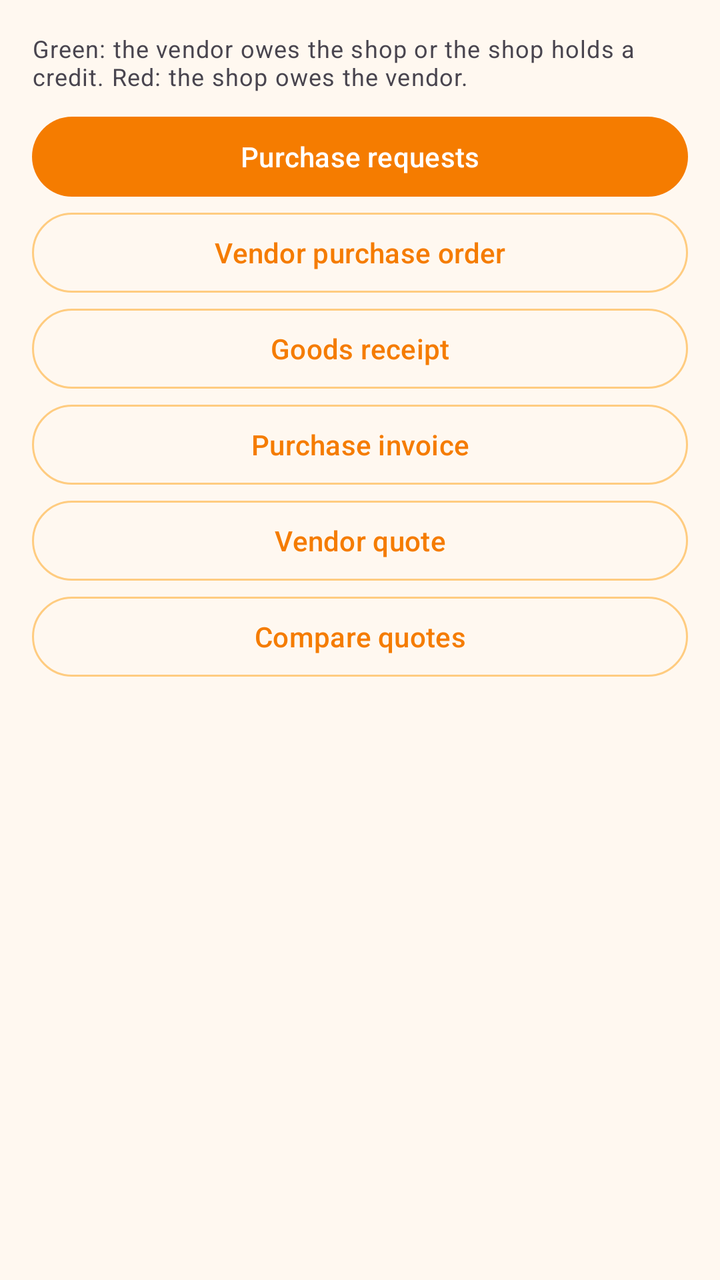
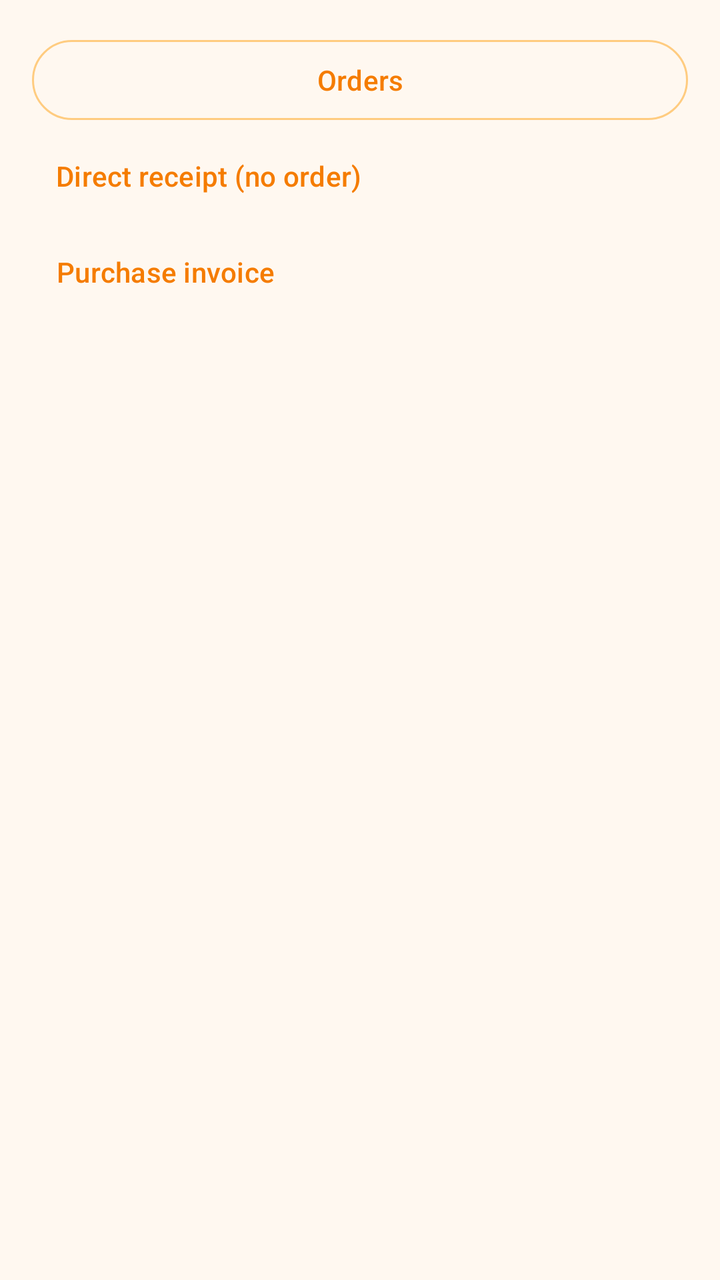

An Android layout rendered at two revisions. The XML below is the earlier revision; the diff shows what the commit changed to produce the second picture.
<!-- AndroidManifest.xml: application theme Theme.VikrSaathi -->
<!-- res/layout/fragment_purchasing.xml -->
<?xml version="1.0" encoding="utf-8"?>
<ScrollView xmlns:android="http://schemas.android.com/apk/res/android"
    android:layout_width="match_parent"
    android:layout_height="match_parent">

    <LinearLayout
        android:layout_width="match_parent"
        android:layout_height="wrap_content"
        android:orientation="vertical"
        android:padding="16dp">

        <TextView
            android:layout_width="match_parent"
            android:layout_height="wrap_content"
            android:text="@string/vendor_balance_sign"
            android:textAppearance="?attr/textAppearanceBodySmall" />

        <com.google.android.material.button.MaterialButton
            android:id="@+id/buttonPurchaseRequests"
            android:layout_width="match_parent"
            android:layout_height="wrap_content"
            android:layout_marginTop="8dp"
            android:text="@string/purchase_requests" />

        <com.google.android.material.button.MaterialButton
            android:id="@+id/buttonNewOrder"
            style="@style/Widget.Material3.Button.OutlinedButton"
            android:layout_width="match_parent"
            android:layout_height="wrap_content"
            android:text="@string/new_purchase_order" />

        <com.google.android.material.button.MaterialButton
            android:id="@+id/buttonNewReceipt"
            style="@style/Widget.Material3.Button.OutlinedButton"
            android:layout_width="match_parent"
            android:layout_height="wrap_content"
            android:text="@string/new_goods_receipt" />

        <com.google.android.material.button.MaterialButton
            android:id="@+id/buttonNewInvoice"
            style="@style/Widget.Material3.Button.OutlinedButton"
            android:layout_width="match_parent"
            android:layout_height="wrap_content"
            android:text="@string/new_purchase_invoice" />

        <com.google.android.material.button.MaterialButton
            android:id="@+id/buttonNewQuote"
            style="@style/Widget.Material3.Button.OutlinedButton"
            android:layout_width="match_parent"
            android:layout_height="wrap_content"
            android:text="@string/new_quote" />

        <com.google.android.material.button.MaterialButton
            android:id="@+id/buttonCompareQuotes"
            style="@style/Widget.Material3.Button.OutlinedButton"
            android:layout_width="match_parent"
            android:layout_height="wrap_content"
            android:text="@string/compare_quotes" />

        <TextView
            android:id="@+id/textPurchaseBody"
            android:layout_width="match_parent"
            android:layout_height="wrap_content"
            android:layout_marginTop="12dp"
            android:textAppearance="?attr/textAppearanceBodyMedium" />
    </LinearLayout>
</ScrollView>
<!-- resources referenced by this layout -->
<resources>
  <string name="compare_quotes">Compare quotes</string>
  <string name="new_goods_receipt">Goods receipt</string>
  <string name="new_purchase_invoice">Purchase invoice</string>
  <string name="new_purchase_order">Vendor purchase order</string>
  <string name="new_quote">Vendor quote</string>
  <string name="purchase_requests">Purchase requests</string>
  <string name="vendor_balance_sign">Green: the vendor owes the shop or the shop holds a credit. Red: the shop owes the vendor.</string>
  <style name="Theme.VikrSaathi" parent="Theme.Material3.DayNight.NoActionBar">
          <item name="colorPrimary">@color/orange_primary</item>
          <item name="colorPrimaryDark">@color/orange_primary_dark</item>
          <item name="colorPrimaryVariant">@color/orange_primary_dark</item>
          <item name="colorOnPrimary">@color/orange_on_primary</item>
          <item name="colorSecondary">@color/orange_accent</item>
          <item name="colorSecondaryVariant">@color/orange_700</item>
          <item name="colorOnSecondary">@color/black</item>
          <item name="colorPrimaryContainer">@color/orange_100</item>
          <item name="colorOnPrimaryContainer">@color/orange_900</item>
          <item name="colorSurface">@color/surface_card</item>
          <item name="colorOnSurface">@color/text_primary_dark</item>
          <item name="colorSurfaceVariant">@color/orange_surface</item>
          <item name="colorOnSurfaceVariant">@color/text_secondary_dark</item>
          <item name="colorOutline">@color/stroke_default</item>
          <item name="colorOutlineVariant">@color/stroke_subtle</item>
          <item name="android:colorBackground">@color/orange_surface</item>
          <item name="android:statusBarColor">@color/orange_primary_dark</item>
          <item name="android:navigationBarColor">@color/orange_primary_dark</item>
          <item name="materialSwitchStyle">@style/VikrSaathiSwitch</item>
          <item name="materialButtonOutlinedStyle">@style/VikrSaathiOutlinedButton</item>
      </style>
  <color name="orange_primary">#F57C00</color>
  <color name="orange_primary_dark">#E65100</color>
  <color name="orange_on_primary">#FFFFFF</color>
  <color name="orange_accent">#FFB74D</color>
  <color name="orange_700">#F57C00</color>
  <color name="black">#FF000000</color>
  <color name="orange_100">#FFE0B2</color>
  <color name="orange_900">#E65100</color>
  <color name="surface_card">#FFFFFF</color>
  <color name="text_primary_dark">#212121</color>
  <color name="orange_surface">#FFF8F0</color>
  <color name="text_secondary_dark">#5D4037</color>
  <color name="stroke_default">@color/orange_200</color>
  <color name="stroke_subtle">@color/orange_100</color>
  <style name="VikrSaathiSwitch" parent="Widget.Material3.CompoundButton.MaterialSwitch">
          <item name="thumbTint">@color/switch_thumb_tint</item>
          <item name="trackTint">@color/switch_track_tint</item>
          <item name="trackDecorationTint">@color/switch_track_decoration_tint</item>
      </style>
  <style name="VikrSaathiOutlinedButton" parent="Widget.Material3.Button.OutlinedButton">
          <item name="android:textColor">@color/button_outlined_text</item>
          <item name="strokeColor">@color/button_outlined_stroke</item>
      </style>
  <color name="orange_200">#FFCC80</color>
</resources>

<!-- the commit's change to res/layout/fragment_purchasing.xml (unified diff, before → after) -->
@@ -9,59 +9,31 @@
         android:orientation="vertical"
         android:padding="16dp">
 
-        <TextView
-            android:layout_width="match_parent"
-            android:layout_height="wrap_content"
-            android:text="@string/vendor_balance_sign"
-            android:textAppearance="?attr/textAppearanceBodySmall" />
-
         <com.google.android.material.button.MaterialButton
             android:id="@+id/buttonPurchaseRequests"
-            android:layout_width="match_parent"
-            android:layout_height="wrap_content"
-            android:layout_marginTop="8dp"
-            android:text="@string/purchase_requests" />
-
-        <com.google.android.material.button.MaterialButton
-            android:id="@+id/buttonNewOrder"
             style="@style/Widget.Material3.Button.OutlinedButton"
             android:layout_width="match_parent"
             android:layout_height="wrap_content"
-            android:text="@string/new_purchase_order" />
+            android:text="@string/orders" />
 
         <com.google.android.material.button.MaterialButton
             android:id="@+id/buttonNewReceipt"
-            style="@style/Widget.Material3.Button.OutlinedButton"
-            android:layout_width="match_parent"
+            style="@style/Widget.Material3.Button.TextButton"
+            android:layout_width="wrap_content"
             android:layout_height="wrap_content"
-            android:text="@string/new_goods_receipt" />
+            android:text="@string/direct_receipt" />
 
         <com.google.android.material.button.MaterialButton
             android:id="@+id/buttonNewInvoice"
-            style="@style/Widget.Material3.Button.OutlinedButton"
-            android:layout_width="match_parent"
+            style="@style/Widget.Material3.Button.TextButton"
+            android:layout_width="wrap_content"
             android:layout_height="wrap_content"
             android:text="@string/new_purchase_invoice" />
 
-        <com.google.android.material.button.MaterialButton
-            android:id="@+id/buttonNewQuote"
-            style="@style/Widget.Material3.Button.OutlinedButton"
+        <LinearLayout
+            android:id="@+id/historyGroup"
             android:layout_width="match_parent"
             android:layout_height="wrap_content"
-            android:text="@string/new_quote" />
-
-        <com.google.android.material.button.MaterialButton
-            android:id="@+id/buttonCompareQuotes"
-            style="@style/Widget.Material3.Button.OutlinedButton"
-            android:layout_width="match_parent"
-            android:layout_height="wrap_content"
-            android:text="@string/compare_quotes" />
-
-        <TextView
-            android:id="@+id/textPurchaseBody"
-            android:layout_width="match_parent"
-            android:layout_height="wrap_content"
-            android:layout_marginTop="12dp"
-            android:textAppearance="?attr/textAppearanceBodyMedium" />
+            android:orientation="vertical" />
     </LinearLayout>
 </ScrollView>
<!-- resource entries referenced after the edit -->
@@ -1,12 +1,8 @@
 <!-- resources referenced by this layout -->
 <resources>
-  <string name="compare_quotes">Compare quotes</string>
-  <string name="new_goods_receipt">Goods receipt</string>
+  <string name="direct_receipt">Direct receipt (no order)</string>
   <string name="new_purchase_invoice">Purchase invoice</string>
-  <string name="new_purchase_order">Vendor purchase order</string>
-  <string name="new_quote">Vendor quote</string>
-  <string name="purchase_requests">Purchase requests</string>
-  <string name="vendor_balance_sign">Green: the vendor owes the shop or the shop holds a credit. Red: the shop owes the vendor.</string>
+  <string name="orders">Orders</string>
   <style name="Theme.VikrSaathi" parent="Theme.Material3.DayNight.NoActionBar">
           <item name="colorPrimary">@color/orange_primary</item>
           <item name="colorPrimaryDark">@color/orange_primary_dark</item>
